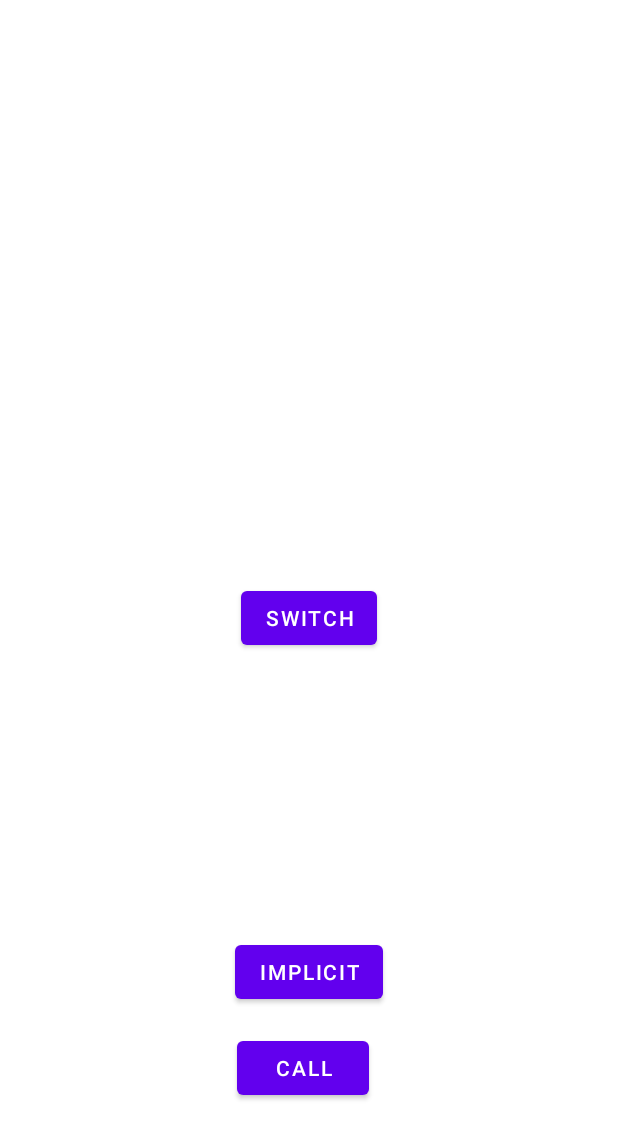
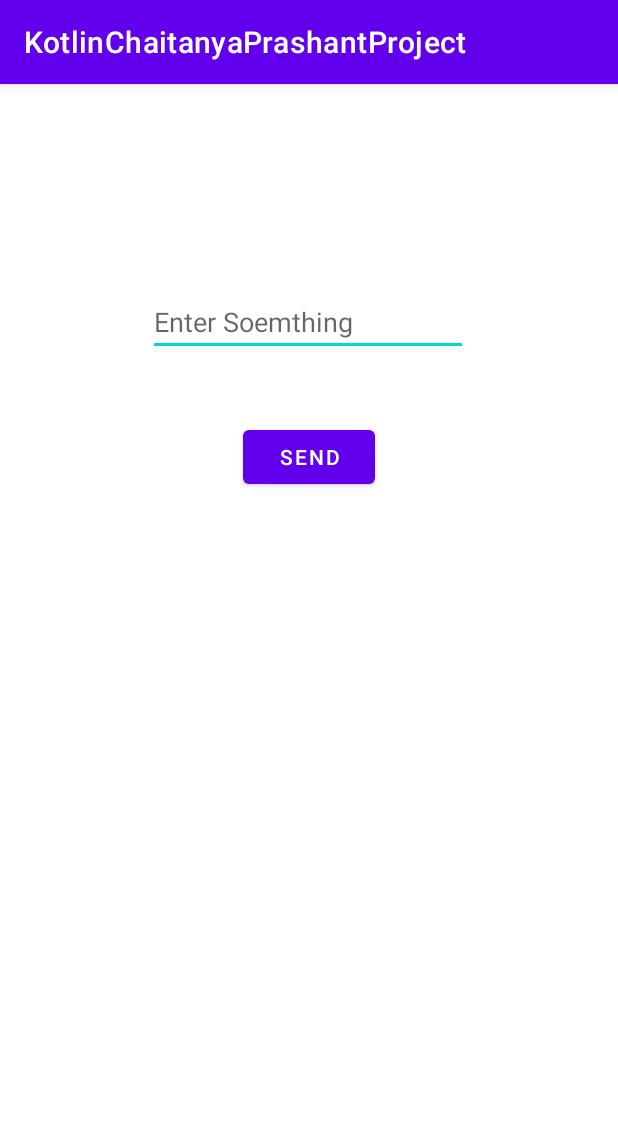
Before and after one commit to arpitparekh/KotlinChaitanyaPrashantProject, an Android app: the screen it shows after launch (FirstActivity before the commit, OneActivity after it), on a phone screen of 412 x 824 dp. Shown: the top 1139 px of the screen. Run offline under Robolectric (Android 15) with nearby library versions, the phone set to English and light mode, and no system bars.

Commit message:
pass string between activity

```diff
--- /dev/null
+++ b/app/src/main/java/arpit/parekh/kotlinchaitanyaprashantproject/pass_String/OneActivity.kt
@@ -0,0 +1,30 @@
+package arpit.parekh.kotlinchaitanyaprashantproject.pass_String
+
+import android.content.Intent
+import androidx.appcompat.app.AppCompatActivity
+import android.os.Bundle
+import android.widget.Button
+import android.widget.EditText
+import arpit.parekh.kotlinchaitanyaprashantproject.R
+
+class OneActivity : AppCompatActivity() {
+    override fun onCreate(savedInstanceState: Bundle?) {
+        super.onCreate(savedInstanceState)
+        setContentView(R.layout.activity_one)
+
+        val editText = findViewById<EditText>(R.id.edtName)
+
+        val button = findViewById<Button>(R.id.btnSend)
+
+        button.setOnClickListener {
+
+            val str = editText.text.toString()
+
+            val intent = Intent(this,TwoActivity::class.java)
+            intent.putExtra("data",str)
+            startActivity(intent)
+
+        }
+
+    }
+}
--- /dev/null
+++ b/app/src/main/res/layout/activity_one.xml
@@ -0,0 +1,31 @@
+<?xml version="1.0" encoding="utf-8"?>
+<androidx.constraintlayout.widget.ConstraintLayout xmlns:android="http://schemas.android.com/apk/res/android"
+    xmlns:app="http://schemas.android.com/apk/res-auto"
+    xmlns:tools="http://schemas.android.com/tools"
+    android:layout_width="match_parent"
+    android:layout_height="match_parent"
+    tools:context=".pass_String.OneActivity">
+
+    <EditText
+        android:id="@+id/edtName"
+        android:layout_width="wrap_content"
+        android:layout_height="wrap_content"
+        android:layout_marginTop="136dp"
+        android:ems="10"
+        android:hint="Enter Soemthing"
+        android:inputType="textPersonName"
+        app:layout_constraintEnd_toEndOf="parent"
+        app:layout_constraintHorizontal_bias="0.497"
+        app:layout_constraintStart_toStartOf="parent"
+        app:layout_constraintTop_toTopOf="parent" />
+
+    <Button
+        android:id="@+id/btnSend"
+        android:layout_width="wrap_content"
+        android:layout_height="wrap_content"
+        android:layout_marginTop="43dp"
+        android:text="Send"
+        app:layout_constraintEnd_toEndOf="parent"
+        app:layout_constraintStart_toStartOf="parent"
+        app:layout_constraintTop_toBottomOf="@+id/edtName" />
+</androidx.constraintlayout.widget.ConstraintLayout>
```
Also changed, not shown: app/src/main/AndroidManifest.xml (+9 -3 lines), app/src/main/java/arpit/parekh/kotlinchaitanyaprashantproject/activity_switch/FirstActivity.kt (+24 -0 lines), app/src/main/java/arpit/parekh/kotlinchaitanyaprashantproject/pass_String/TwoActivity.kt (added, +22 -0 lines), app/src/main/res/layout/activity_first.xml (+19 -0 lines), app/src/main/res/layout/activity_two.xml (added, +18 -0 lines).
